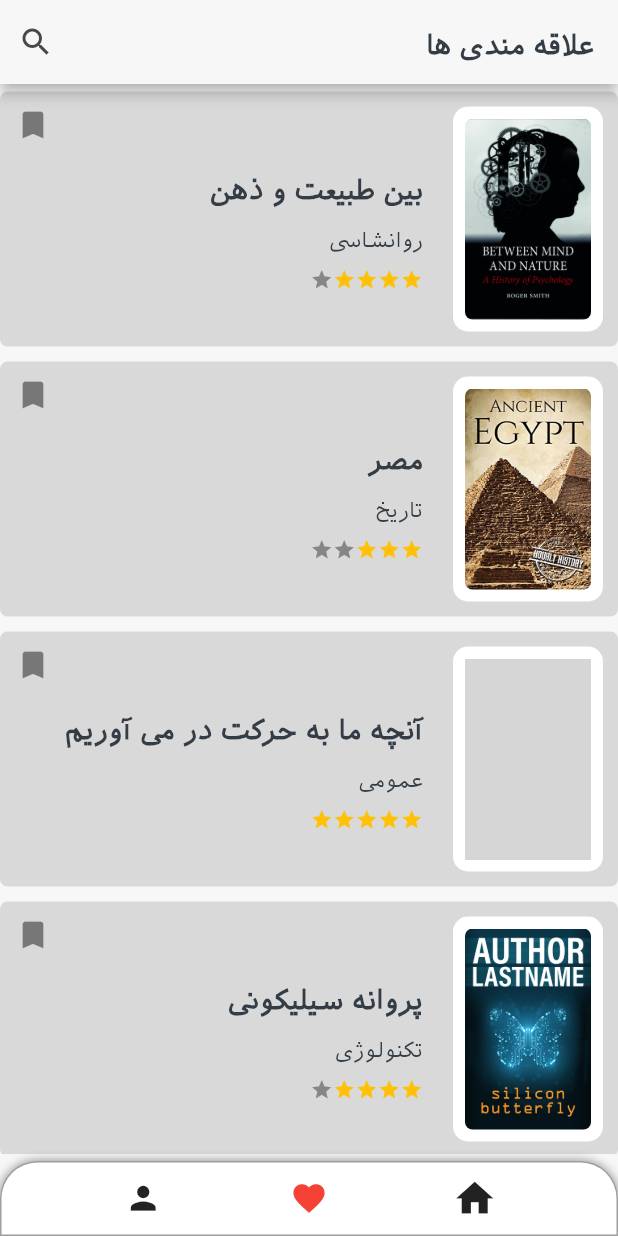
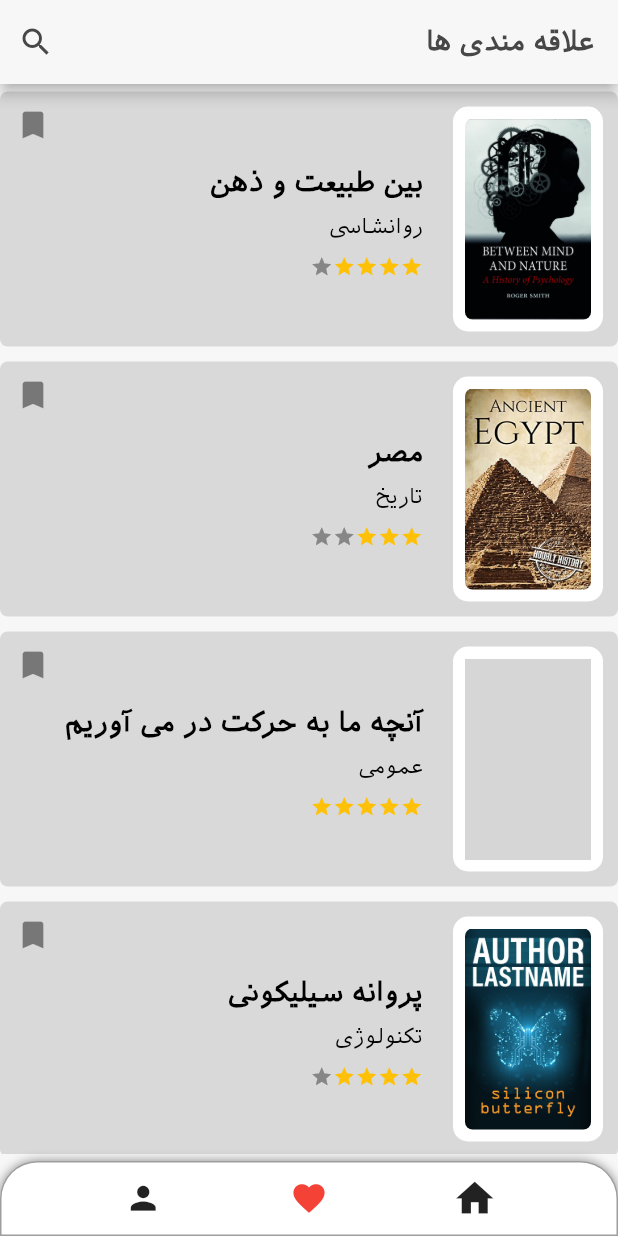
Before and after one commit to artk12/bookshop, a Flutter app: the screen it shows after launch, scrolled down 576 dp, after a tap on the "favorite outline" icon, on a phone screen of 412 x 824 dp. Run offline on Flutter 3.47's test engine with Material 2 defaults, Android fonts, the phone set to English and light mode, and no system bars; drawn by our look-alikes of flutter_rating_bar; grey boxes are pictures that could not be loaded.

Commit message:
set up setting animation

```diff
--- a/lib/components/simpletext.dart
+++ b/lib/components/simpletext.dart
@@ -7,7 +7,15 @@ class SimpleText extends StatelessWidget {
   final Function onTap;
   final int fontSize;
   final FontWeight fontWeight;
-  SimpleText({this.text, this.onTap, this.fontSize,this.fontWeight = FontWeight.normal});
+  final double height;
+  final Color color;
+  SimpleText(
+      {this.height = 1.2,
+      this.text,
+        this.color = Colors.black,
+      this.onTap,
+      this.fontSize,
+      this.fontWeight = FontWeight.normal});
 
   @override
   Widget build(BuildContext context) {
@@ -16,9 +24,10 @@ class SimpleText extends StatelessWidget {
       child: Text(
         "$text",
         style: TextStyle(
+            color: color,
             fontWeight: fontWeight,
             fontFamily: "iranian_sans",
-          color: MyColor.textColor, height: 1.5,
+            height: height,
             fontSize: fontSize != null ? fontSize + 0.0 : null,
             shadows: [
               // Shadow(
@@ -26,8 +35,7 @@ class SimpleText extends StatelessWidget {
               //   blurRadius: 20.0,
               //   color: Colors.black38,
               // ),
-          ]
-        ),
+            ]),
       ),
     );
   }
--- a/lib/main.dart
+++ b/lib/main.dart
@@ -1,7 +1,10 @@
 import 'package:book/colors/colors.dart';
 import 'package:book/mobile/bookDetail.dart';
 import 'package:book/mobile/home.dart';
+import 'package:book/mobile/settings.dart';
+import 'package:book/providers/homeProvider.dart';
 import 'package:flutter/material.dart';
+import 'package:provider/provider.dart';
 
 void main() {
   runApp(MyApp());
@@ -33,7 +36,7 @@ class MyApp extends StatelessWidget {
         primarySwatch: Colors.blue,
         visualDensity: VisualDensity.adaptivePlatformDensity,
       ),
-      home: MobileHome(),
+      home: ChangeNotifierProvider.value(value:HomeProvider(),child: Settings()),
     );
   }
 }
--- a/lib/mobile/home.dart
+++ b/lib/mobile/home.dart
@@ -1,8 +1,12 @@
 import 'package:book/components/searchfieldwithoutlable.dart';
 import 'package:book/components/simpletext.dart';
+import 'package:book/mobile/allBookPage.dart';
+import 'package:book/mobile/profile.dart';
 import 'package:book/mobile/searchpage.dart';
+import 'package:book/providers/homeProvider.dart';
 import 'package:flutter/cupertino.dart';
 import 'package:flutter/material.dart';
+import 'package:provider/provider.dart';
 
 import 'archive.dart';
 import 'homePage.dart';
@@ -17,6 +21,7 @@ class _MobileHomeState extends State<MobileHome> with TickerProviderStateMixin {
   bool searchMode = false;
   FocusNode focusNode = new FocusNode();
   double lastPixel = 0;
+  bool openSetting = false;
   double bottomSheetPosition = 0;
   Animation<double> _fadeInFadeOutSearchPage;
   Animation<double> _fadeInFadeOutMainPage;
@@ -24,7 +29,7 @@ class _MobileHomeState extends State<MobileHome> with TickerProviderStateMixin {
   Animation<double> _scaleSearch;
   Animation<double> _searchFieldAnimation;
   PageController pageController = new PageController();
-  int page = 0;
+  // int page = 0;
 
   @override
   void initState() {
@@ -55,19 +60,54 @@ class _MobileHomeState extends State<MobileHome> with TickerProviderStateMixin {
 
   @override
   Widget build(BuildContext context) {
+    HomeProvider homeProvider = Provider.of<HomeProvider>(context);
+
     return Scaffold(
       backgroundColor: Color.fromARGB(255, 247, 247, 247),
       appBar: AppBar(
         automaticallyImplyLeading: false,
-        backgroundColor: Color.fromARGB(255, 247, 247, 247),
+        shadowColor: homeProvider.page == 2 ? Colors.transparent : null,
+        backgroundColor: homeProvider.page == 2
+            ? Colors.cyan
+            : Color.fromARGB(255, 247, 247, 247),
         title: searchMode
             ? Container()
+            : homeProvider.page == 3
+                ? GestureDetector(
+                    onTap: () {
+                      pageController.animateToPage(2,
+                          duration: Duration(milliseconds: 300),
+                          curve: Curves.easeInOut);
+                      homeProvider.updatePage(2);
+                    },
+                    child: Row(
+                      children: [
+                        Icon(
+                          Icons.arrow_back_ios,
+                          size: 14,
+                          color: Color.fromARGB(255, 71, 71, 71),
+                        ),
+                        SizedBox(
+                          width: 5,
+                        ),
+                        SimpleText(
+                          text: 'پروفایل',
+                          fontSize: 16,
+                          fontWeight: FontWeight.bold,
+                          color: Color.fromARGB(255, 71, 71, 71),
+                        )
+                      ],
+                    ),
+                  )
                 : SimpleText(
-                text: page == 0
+                    text: homeProvider.page == 0
                         ? 'خانه'
-                    : page == 1 ? 'علاقه مندی ها' : 'پروفایل',
+                        : homeProvider.page == 1 ? 'علاقه مندی ها' : '',
                     fontSize: 18,
                     fontWeight: FontWeight.bold,
+                    color: homeProvider.page == 2
+                        ? Colors.white
+                        : Color.fromARGB(255, 71, 71, 71),
                   ),
         actions: [
           !searchMode
@@ -83,7 +123,19 @@ class _MobileHomeState extends State<MobileHome> with TickerProviderStateMixin {
                     ),
                   ),
                 ),
-          !searchMode
+          homeProvider.page == 3
+              ? Container()
+              : homeProvider.page == 2
+                  ? IconButton(
+                      onPressed: () {
+                        homeProvider.openCloseDrawer();
+                      },
+                      icon: Icon(
+                        Icons.settings,
+                        color: Colors.white,
+                      ),
+                    )
+                  : !searchMode
                       ? IconButton(
                           onPressed: () {
                             setState(() {
@@ -112,20 +164,20 @@ class _MobileHomeState extends State<MobileHome> with TickerProviderStateMixin {
                           ),
                         )
                       : RotationTransition(
-                  turns:
-                      Tween(begin: 0.0, end: 2.0).animate(_animationController),
+                          turns: Tween(begin: 0.0, end: 2.0)
+                              .animate(_animationController),
                           child: IconButton(
                             onPressed: () async {
                               focusNode.unfocus();
                               await Future.delayed(Duration(milliseconds: 200));
                               setState(() {
-                        _fadeInFadeOutMainPage =
-                            Tween<double>(begin: 0.8, end: 1.0).animate(
-                          CurvedAnimation(
-                            parent: _animationController,
-                            curve: Curves.ease,
-                          ),
-                        );
+                                // _fadeInFadeOutMainPage =
+                                //     Tween<double>(begin: 0.8, end: 1.0).animate(
+                                //   CurvedAnimation(
+                                //     parent: _animationController,
+                                //     curve: Curves.ease,
+                                //   ),
+                                // );
                                 _fadeInFadeOutMainPage =
                                     Tween<double>(begin: 0.9, end: 1.0).animate(
                                   CurvedAnimation(
@@ -206,19 +258,27 @@ class _MobileHomeState extends State<MobileHome> with TickerProviderStateMixin {
                               )),
                         ),
                         Padding(
-                          padding: EdgeInsets.only(
-                              bottom: bottomSheetPosition + 55),
+                          padding:
+                              EdgeInsets.only(bottom: bottomSheetPosition + 55),
                           child: Archive(),
                         ),
-                        Container(),
+                        Profile(
+                          pageController: pageController,
+                          homeProvider: homeProvider,
+                        ),
+                        AllBookPage(
+                          pageController: pageController,
+                        ),
                       ],
                     ),
-                    Positioned(
+                    AnimatedPositioned(
+                      duration: Duration(milliseconds: 10),
                       bottom: bottomSheetPosition,
-                        right: 0,
+                      // right: 0,
                       left: 0,
                       child: Container(
                         padding: EdgeInsets.symmetric(horizontal: 8),
+                        width: MediaQuery.of(context).size.width,
                         child: Row(
                           mainAxisAlignment: MainAxisAlignment.spaceEvenly,
                           children: [
@@ -232,13 +292,13 @@ class _MobileHomeState extends State<MobileHome> with TickerProviderStateMixin {
                                   pageController.animateToPage(0,
                                       duration: Duration(milliseconds: 200),
                                       curve: Curves.ease);
-                                    setState(() {
-                                      page = 0;
-                                    });
+                                  homeProvider.updatePage(0);
                                 },
                                 icon: Icon(
                                   Icons.home,
-                                    color: page == 0 ? Colors.blue : null,
+                                  color: homeProvider.page == 0
+                                      ? Colors.blue
+                                      : null,
                                   size: 30,
                                 ),
                               ),
@@ -253,17 +313,16 @@ class _MobileHomeState extends State<MobileHome> with TickerProviderStateMixin {
                                   pageController.animateToPage(1,
                                       duration: Duration(milliseconds: 200),
                                       curve: Curves.ease);
-
-                                    setState(() {
-                                      page = 1;
-                                    });
+                                  homeProvider.updatePage(1);
                                 },
                                 icon: Icon(
-                                    page == 1.0
+                                  homeProvider.page == 1.0
                                       ? Icons.favorite
                                       : Icons.favorite_border,
                                   size: 25,
-                                    color: page == 1.0 ? Colors.red : null,
+                                  color: homeProvider.page == 1.0
+                                      ? Colors.red
+                                      : null,
                                 ),
                               ),
                             ),
@@ -277,15 +336,26 @@ class _MobileHomeState extends State<MobileHome> with TickerProviderStateMixin {
                                   pageController.animateToPage(2,
                                       duration: Duration(milliseconds: 200),
                                       curve: Curves.ease);
-
                                   setState(() {
-                                      page = 2;
+                                    _scaleMainPage =
+                                        Tween<double>(begin: 1.0, end: 1.0)
+                                            .animate(
+                                      CurvedAnimation(
+                                        parent: _animationController,
+                                        curve: Curves.ease,
+                                      ),
+                                    );
                                   });
+                                  homeProvider.updatePage(2);
+                                  _animationController.reset();
+                                  _animationController.forward();
                                 },
                                 icon: Icon(
                                   Icons.person,
                                   size: 25,
-                                    color: page == 2 ? Colors.green : null,
+                                  color: homeProvider.page == 2
+                                      ? Colors.green
+                                      : null,
                                 ),
                               ),
                             ),
@@ -294,16 +364,17 @@ class _MobileHomeState extends State<MobileHome> with TickerProviderStateMixin {
                         height: 50,
                         decoration: BoxDecoration(
                           color: Colors.white,
-                              border:
-                                  Border.all(color: Colors.black38, width: 1),
+                          border: Border.all(color: Colors.black38, width: 1),
                           boxShadow: [
                             BoxShadow(color: Colors.black45, blurRadius: 5)
                           ],
                           borderRadius: BorderRadius.only(
                             topLeft: Radius.circular(25),
                             topRight: Radius.circular(25),
-                              )),
-                        ))
+                          ),
+                        ),
+                      ),
+                    )
                   ],
                 ),
               ),
--- /dev/null
+++ b/lib/mobile/settings.dart
@@ -0,0 +1,37 @@
+import 'package:book/providers/homeProvider.dart';
+import 'package:flutter/cupertino.dart';
+import 'package:flutter/material.dart';
+import 'package:provider/provider.dart';
+
+import 'home.dart';
+
+class Settings extends StatelessWidget {
+  @override
+  Widget build(BuildContext context) {
+    HomeProvider homeProvider = Provider.of<HomeProvider>(context);
+    print(homeProvider.openSetting);
+
+    return Scaffold(
+      body: SafeArea(
+        child: Stack(
+          children: [
+            Container(color: Colors.white),
+            AnimatedPositioned(
+              duration: Duration(milliseconds: 200),
+              top: 0,
+              left: homeProvider.openSetting
+                  ? MediaQuery.of(context).size.width / 2.6
+                  : 0,
+              right: 0,
+              bottom: 0,
+              child: ChangeNotifierProvider.value(
+                value: homeProvider,
+                child: MobileHome(),
+              ),
+            )
+          ],
+        ),
+      ),
+    );
+  }
+}
--- /dev/null
+++ b/lib/providers/homeProvider.dart
@@ -0,0 +1,18 @@
+import 'package:flutter/cupertino.dart';
+
+class HomeProvider extends ChangeNotifier{
+
+  bool openSetting = false;
+  int page = 0;
+
+  void updatePage(int i){
+    page = i;
+    notifyListeners();
+  }
+
+  void openCloseDrawer(){
+    openSetting = !openSetting;
+    notifyListeners();
+  }
+
+}
--- a/pubspec.yaml
+++ b/pubspec.yaml
@@ -29,6 +29,7 @@ dependencies:
   # Use with the CupertinoIcons class for iOS style icons.
   cupertino_icons: ^0.1.3
   flutter_rating_bar:
+  provider:
 
 dev_dependencies:
   flutter_test:
```
Also changed, not shown: lib/mobile/allBookPage.dart (added, +94 -0 lines), lib/mobile/profile.dart (added, +39 -0 lines), lib/mobile/userdetail.dart (added, +229 -0 lines), lib/modules/rating.dart (+16 -4 lines), assets/images/profile_tupac.jpg (added), pubspec.lock. Lines whose indentation alone changed are shown as unchanged.
